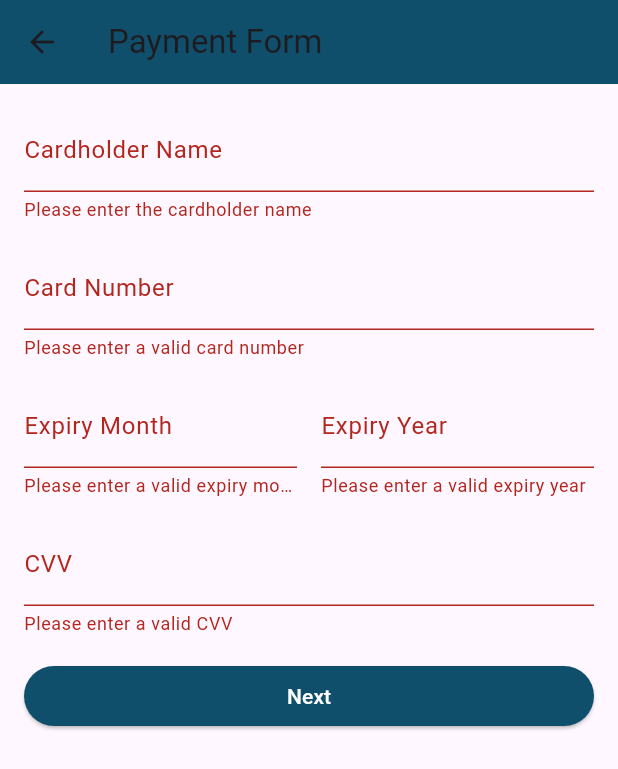
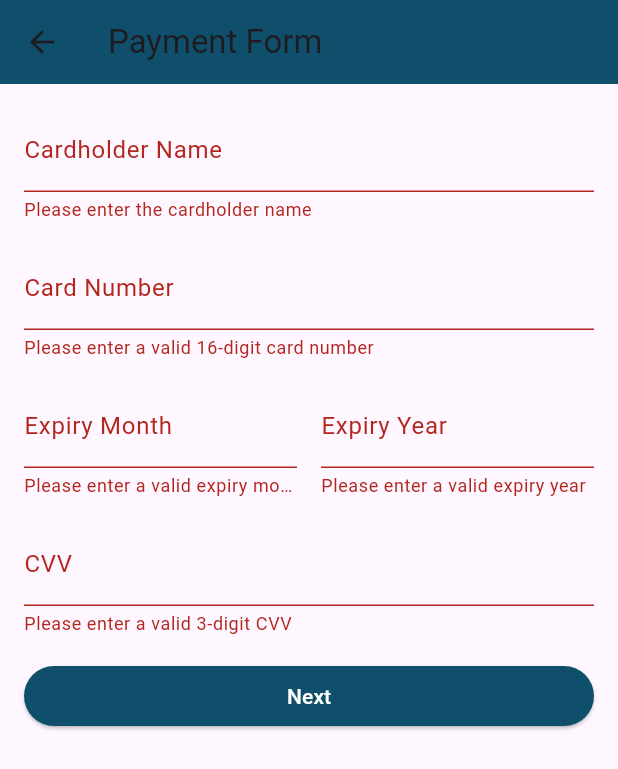
Before and after one commit to MayarMohamed7/career_coach, a Flutter app: the PaymentPage screen opened directly with empty values, after a tap on "Next", on a phone screen of 412 x 824 dp. Shown: the top 769 px of the screen. Run offline on Flutter 3.47's test engine with Material 3 defaults, Android fonts, the phone set to English and light mode, and no system bars; our stand-ins replace cloud_firestore, firebase_auth, firebase_core, flutter_riverpod, font_awesome_flutter; accounts and stored records are empty; network calls fail.

```diff
--- a/lib/Pages/CoachesPage.dart
+++ b/lib/Pages/CoachesPage.dart
@@ -61,8 +61,6 @@ class _CoachesPageState extends State<CoachesPage> {
                             MaterialPageRoute(
                               builder: (context) => coachsessionsPage(
                                 coachId: coachId,
-                                coachName:
-                                    coach['firstName'] ?? 'No Coach Name',
                               ),
                             ),
                           );
--- a/lib/Pages/Otp_screenPage.dart
+++ b/lib/Pages/Otp_screenPage.dart
@@ -103,7 +103,7 @@ class _OTPScreenState extends State<OTPScreen> {
         .collection('sessions')
         .doc(sessionId)
         .update({
-      'status': 'unavailable',
+      'status': 'Not Available',
     });
   }
 }
--- a/lib/Pages/menu.dart
+++ b/lib/Pages/menu.dart
@@ -1,3 +1,4 @@
+import 'package:career_coach/Pages/CoachesPage.dart';
 import 'package:career_coach/Pages/Reservation.dart';
 import 'package:career_coach/Pages/profileUser.dart';
 import 'package:flutter/material.dart';
@@ -22,6 +23,10 @@ class DetailsPage extends StatelessWidget {
             Navigator.push(context,
                 MaterialPageRoute(builder: (context) => ReservationsPage()));
           }),
+          buildTitleContainer(context, 'Coaches', () {
+            Navigator.push(context,
+                MaterialPageRoute(builder: (context) => CoachesPage()));
+          }),
           buildTitleContainer(context, 'Sign Out', () {
             Navigator.pushReplacement(context,
                 MaterialPageRoute(builder: (context) => WelcomePage()));
--- a/lib/Pages/payment_page.dart
+++ b/lib/Pages/payment_page.dart
@@ -1,6 +1,8 @@
 import 'package:career_coach/Pages/Otp_screenPage.dart';
 import 'package:career_coach/models/Session.dart';
 import 'package:flutter/material.dart';
+import 'package:flutter/services.dart';
+import 'package:cloud_firestore/cloud_firestore.dart';
 
 class PaymentPage extends StatefulWidget {
   final String sessionId;
@@ -10,53 +12,23 @@ class PaymentPage extends StatefulWidget {
       {Key? key, required this.sessionId, required this.coachName})
       : super(key: key);
   @override
-  // ignore: library_private_types_in_public_api
   _PaymentPageState createState() => _PaymentPageState();
 }
 
 class _PaymentPageState extends State<PaymentPage> {
-  final GlobalKey<FormState> _formKey = GlobalKey<FormState>();
+  final _formKey = GlobalKey<FormState>();
   TextEditingController cardNumberController = TextEditingController();
   TextEditingController cardHolderNameController = TextEditingController();
   TextEditingController expiryMonthController = TextEditingController();
   TextEditingController expiryYearController = TextEditingController();
   TextEditingController cvvController = TextEditingController();
 
-  void _showOTPDialog() {
-    showDialog(
-      context: context,
-      builder: (BuildContext context) {
-        return AlertDialog(
-          title: const Text('Enter OTP'),
-          content: TextFormField(
-            keyboardType: TextInputType.number,
-            decoration: const InputDecoration(labelText: 'OTP'),
-          ),
-          actions: <Widget>[
-            TextButton(
-              onPressed: () {
-                Navigator.of(context).pop(); // Cancel button
-              },
-              child: const Text('Cancel'),
-            ),
-            TextButton(
-              onPressed: () {
-                Navigator.of(context).pop();
-              },
-              child: const Text('Pay'),
-            ),
-          ],
-        );
-      },
-    );
-  }
-
   @override
   Widget build(BuildContext context) {
     return Scaffold(
       appBar: AppBar(
         backgroundColor: Color(0xff0f4f6c),
-        title: const Text('Payment Form'),
+        title: Text('Payment Form'),
       ),
       body: Padding(
         padding: const EdgeInsets.all(16.0),
@@ -67,7 +39,7 @@ class _PaymentPageState extends State<PaymentPage> {
             children: [
               TextFormField(
                 controller: cardHolderNameController,
-                decoration: const InputDecoration(labelText: 'Cardholder Name'),
+                decoration: InputDecoration(labelText: 'Cardholder Name'),
                 validator: (value) {
                   if (value == null || value.isEmpty) {
                     return 'Please enter the cardholder name';
@@ -75,44 +47,58 @@ class _PaymentPageState extends State<PaymentPage> {
                   return null;
                 },
               ),
-              const SizedBox(height: 16),
+              SizedBox(height: 16),
               TextFormField(
                 controller: cardNumberController,
                 keyboardType: TextInputType.number,
-                decoration: const InputDecoration(labelText: 'Card Number'),
+                decoration: InputDecoration(labelText: 'Card Number'),
+                inputFormatters: [
+                  FilteringTextInputFormatter.digitsOnly,
+                  LengthLimitingTextInputFormatter(16),
+                ],
                 validator: (value) {
-                  if (value == null || value.isEmpty) {
-                    return 'Please enter a valid card number';
+                  if (value == null || value.isEmpty || value.length < 16) {
+                    return 'Please enter a valid 16-digit card number';
                   }
                   return null;
                 },
               ),
-              const SizedBox(height: 16),
+              SizedBox(height: 16),
               Row(
                 children: [
                   Expanded(
                     child: TextFormField(
                       controller: expiryMonthController,
                       keyboardType: TextInputType.number,
-                      decoration:
-                          const InputDecoration(labelText: 'Expiry Month'),
+                      decoration: InputDecoration(labelText: 'Expiry Month'),
+                      inputFormatters: [
+                        FilteringTextInputFormatter.digitsOnly,
+                        LengthLimitingTextInputFormatter(2),
+                      ],
                       validator: (value) {
-                        if (value == null || value.isEmpty) {
+                        if (value == null ||
+                            value.isEmpty ||
+                            value.length != 2) {
                           return 'Please enter a valid expiry month';
                         }
                         return null;
                       },
                     ),
                   ),
-                  const SizedBox(width: 16),
+                  SizedBox(width: 16),
                   Expanded(
                     child: TextFormField(
                       controller: expiryYearController,
                       keyboardType: TextInputType.number,
-                      decoration:
-                          const InputDecoration(labelText: 'Expiry Year'),
+                      decoration: InputDecoration(labelText: 'Expiry Year'),
+                      inputFormatters: [
+                        FilteringTextInputFormatter.digitsOnly,
+                        LengthLimitingTextInputFormatter(4),
+                      ],
                       validator: (value) {
-                        if (value == null || value.isEmpty) {
+                        if (value == null ||
+                            value.isEmpty ||
+                            value.length != 4) {
                           return 'Please enter a valid expiry year';
                         }
                         return null;
@@ -121,21 +107,25 @@ class _PaymentPageState extends State<PaymentPage> {
                   ),
                 ],
               ),
-              const SizedBox(height: 16),
+              SizedBox(height: 16),
               TextFormField(
                 controller: cvvController,
                 keyboardType: TextInputType.number,
-                decoration: const InputDecoration(labelText: 'CVV'),
+                decoration: InputDecoration(labelText: 'CVV'),
+                inputFormatters: [
+                  FilteringTextInputFormatter.digitsOnly,
+                  LengthLimitingTextInputFormatter(3),
+                ],
                 validator: (value) {
-                  if (value == null || value.isEmpty) {
-                    return 'Please enter a valid CVV';
+                  if (value == null || value.isEmpty || value.length != 3) {
+                    return 'Please enter a valid 3-digit CVV';
                   }
                   return null;
                 },
               ),
-              const SizedBox(height: 16),
+              SizedBox(height: 16),
               ElevatedButton(
-                onPressed: () {
+                onPressed: () async {
                   if (_formKey.currentState!.validate()) {
                     // Navigate to the OTP screen
                     Navigator.push(
@@ -148,8 +138,9 @@ class _PaymentPageState extends State<PaymentPage> {
                   }
                 },
                 style: ElevatedButton.styleFrom(
-                    backgroundColor: Color(0xff0f4f6c),
-                    foregroundColor: Colors.white),
+                  backgroundColor: const Color(0xff0f4f6c),
+                  foregroundColor: Colors.white,
+                ),
                 child: Text('Next'),
               ),
             ],
--- a/lib/components/buttons.dart
+++ b/lib/components/buttons.dart
@@ -1,3 +1,4 @@
+import 'package:career_coach/Pages/choice.dart';
 import 'package:career_coach/Pages/login_page.dart';
 import 'package:flutter/material.dart';
 
@@ -17,7 +18,7 @@ class MyButton extends StatelessWidget {
         // Navigate to the login page when the button is pressed
         Navigator.push(
           context,
-          MaterialPageRoute(builder: (context) => loginPage()),
+          MaterialPageRoute(builder: (context) => choicePage()),
         );
       },
       child: Container(
--- a/pubspec.yaml
+++ b/pubspec.yaml
@@ -38,6 +38,8 @@ dependencies:
   http: ^1.1.0
   firebase_database: ^10.0.8
   intl: ^0.19.0
+  flutter_riverpod: ^2.4.9
+  riverpod_annotation: ^2.3.3
 
 dev_dependencies:
   flutter_test:
@@ -49,6 +51,10 @@ dev_dependencies:
   # package. See that file for information about deactivating specific lint
   # rules and activating additional ones.
   flutter_lints: ^  3.0.1
+  riverpod_generator: ^2.3.9
+  build_runner: ^2.4.7
+  custom_lint: ^0.5.7
+  riverpod_lint: ^2.3.7
 
 # For information on the generic Dart part of this file, see the
 # following page: https://dart.dev/tools/pub/pubspec
```
Also changed, not shown: lib/Pages/SessionPage.dart (+97 -39 lines), lib/Pages/newSession.dart (+6 -3 lines), lib/main.dart (+6 -1 lines), lib/models/Session.dart (+24 -7 lines), lib/providers/sessions_provider.dart (added, +37 -0 lines), lib/utils/utils.dart (+16 -1 lines).
